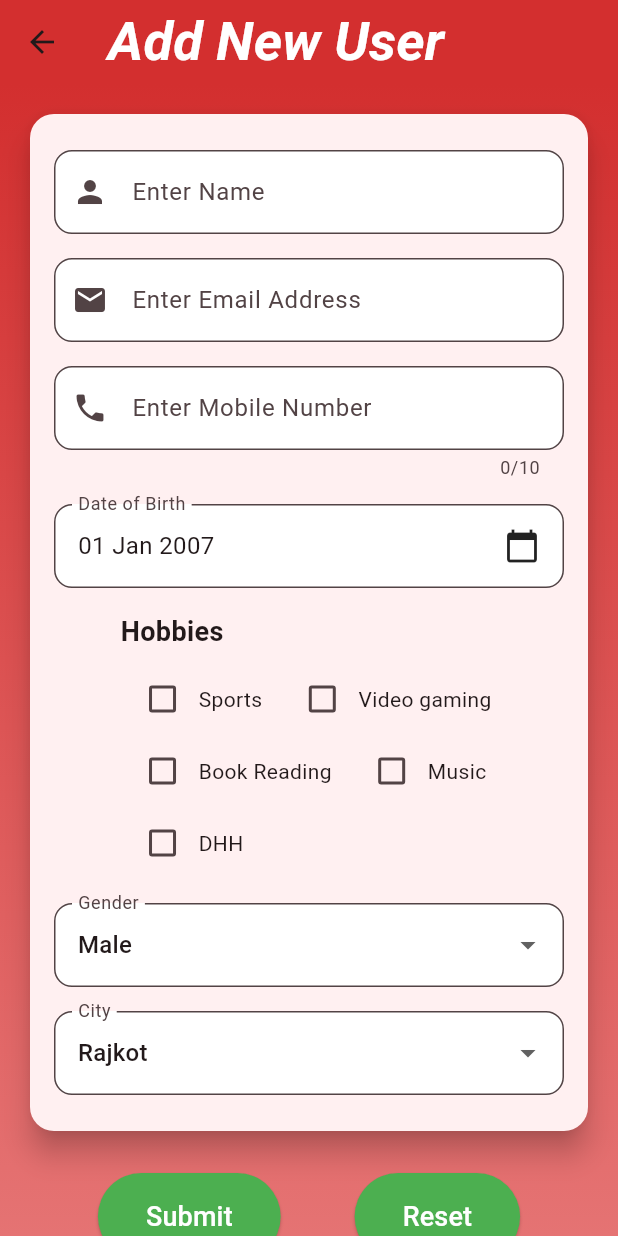
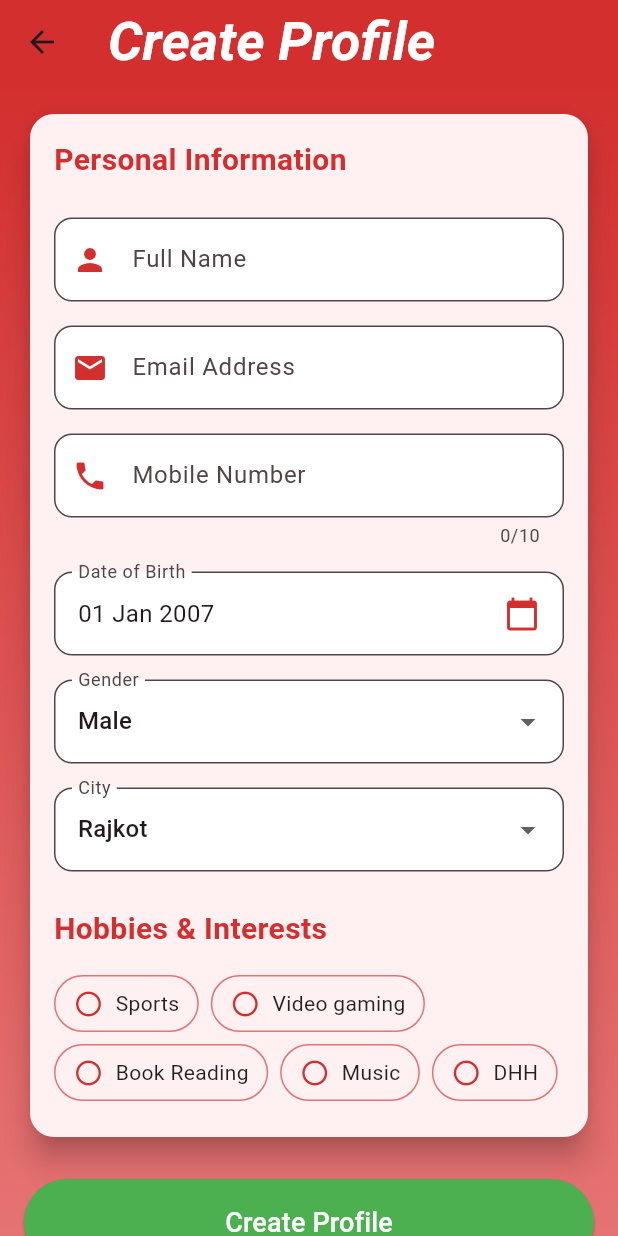
Before and after one commit to ombhut175/heart_bridge, a Flutter app: the screen it shows after launch, after a tap on "Add User", on a phone screen of 412 x 824 dp. Run offline on Flutter 3.47's test engine with Material 3 defaults, Android fonts, the phone set to English and light mode, and no system bars; our stand-ins replace flutter_staggered_animations, sqflite; accounts and stored records are empty; Roboto replaces fonts that are missing (Hind).

Commit message:
welcome screen and ui changes

```diff
--- a/lib/add_edit_user/add_edit_user_screen.dart
+++ b/lib/add_edit_user/add_edit_user_screen.dart
@@ -147,7 +147,7 @@ class _UserEntryPageState extends State<UserEntryPage> {
     return Scaffold(
       appBar: AppBar(
         title: Text(
-          isEditPage ? "Edit User" : "Add New User",
+          isEditPage ? "Edit Profile" : "Create Profile",
           style: TextStyle(
             fontWeight: FontWeight.bold,
             color: Colors.white,
@@ -179,29 +179,43 @@ class _UserEntryPageState extends State<UserEntryPage> {
                     child: Padding(
                       padding: const EdgeInsets.all(16.0),
                       child: Column(
+                        crossAxisAlignment: CrossAxisAlignment.start,
                         children: [
+                          Text(
+                            "Personal Information",
+                            style: TextStyle(
+                              fontSize: 20,
+                              fontWeight: FontWeight.bold,
+                              color: Colors.red.shade700,
+                            ),
+                          ),
+                          SizedBox(height: 16),
                           inputTextField(
-                            text: "Enter Name",
+                            text: "Full Name",
                             controller: nameController,
                             forWhatValue: "name",
                             regxPattern: r"^[a-zA-Z\s'-]{2,50}$",
                             icon: Icons.person,
+                            textInputType: TextInputType.text,
                             inputFormatters: [
-                              FilteringTextInputFormatter.deny(RegExp(r'\d')),
+                              FilteringTextInputFormatter.allow(
+                                  RegExp(r'[a-zA-Z\s]')),
                             ],
                           ),
                           inputTextField(
-                              text: "Enter Email Address",
+                            text: "Email Address",
                             controller: emailController,
                             forWhatValue: "Email",
                             regxPattern:
                                 r"^[a-zA-Z0-9._%+-]+@[a-zA-Z0-9.-]+\.[a-zA-Z]{2,}$",
                             icon: Icons.email,
+                            textInputType: TextInputType.emailAddress,
                             inputFormatters: [
                               FilteringTextInputFormatter.deny(RegExp(r'\s')),
-                              ]),
+                            ],
+                          ),
                           inputTextField(
-                            text: "Enter Mobile Number",
+                            text: "Mobile Number",
                             controller: mobileNumberController,
                             forWhatValue: "Mobile Number",
                             regxPattern: r"^\+?[0-9]{10,15}$",
@@ -213,54 +227,47 @@ class _UserEntryPageState extends State<UserEntryPage> {
                             maxLength: 10,
                           ),
                           buildDatePicker(),
-                          buildHobbiesSection(),
                           buildGenderDropdown(),
                           buildCityDropdown(),
+                          SizedBox(height: 16),
+                          Text(
+                            "Hobbies & Interests",
+                            style: TextStyle(
+                              fontSize: 20,
+                              fontWeight: FontWeight.bold,
+                              color: Colors.red.shade700,
+                            ),
+                          ),
+                          SizedBox(height: 8),
+                          buildHobbiesSection(),
                         ],
                       ),
                     ),
                   ),
                   SizedBox(height: 24),
-                  Row(
+                  LayoutBuilder(
+                    builder: (context, constraints) {
+                      if (constraints.maxWidth > 600) {
+                        // For wider screens, keep the buttons side by side
+                        return Row(
                           mainAxisAlignment: MainAxisAlignment.spaceEvenly,
                           children: [
-                      ElevatedButton(
-                        style: ElevatedButton.styleFrom(
-                          backgroundColor: Colors.green,
-                          padding: EdgeInsets.symmetric(
-                              horizontal: 32, vertical: 16),
-                          shape: RoundedRectangleBorder(
-                            borderRadius: BorderRadius.circular(30),
-                          ),
-                        ),
-                        onPressed: handleSubmitForm,
-                        child: Text(
-                          isEditPage ? "Update" : "Submit",
-                          style: const TextStyle(
-                            color: Colors.white,
-                            fontSize: 18,
-                          ),
-                        ),
-                      ),
-                      ElevatedButton(
-                        style: ElevatedButton.styleFrom(
-                          backgroundColor: Colors.green,
-                          padding: const EdgeInsets.symmetric(
-                              horizontal: 32, vertical: 16),
-                          shape: RoundedRectangleBorder(
-                            borderRadius: BorderRadius.circular(30),
-                          ),
-                        ),
-                        onPressed: resetForm,
-                        child: const Text(
-                          "Reset",
-                          style: TextStyle(
-                            color: Colors.white,
-                            fontSize: 18,
-                          ),
-                        ),
-                      ),
+                            _buildSubmitButton(),
+                            SizedBox(width: 16),
+                            _buildResetButton(),
                           ],
+                        );
+                      } else {
+                        // For narrower screens, stack the buttons vertically
+                        return Column(
+                          children: [
+                            _buildSubmitButton(),
+                            SizedBox(height: 16),
+                            _buildResetButton(),
+                          ],
+                        );
+                      }
+                    },
                   ),
                 ],
               ),
@@ -271,15 +278,16 @@ class _UserEntryPageState extends State<UserEntryPage> {
     );
   }
 
-  Widget inputTextField(
-      {required String text,
+  Widget inputTextField({
+    required String text,
     TextEditingController? controller,
     String? forWhatValue,
     String? regxPattern,
     IconData? icon,
     TextInputType? textInputType,
     List<TextInputFormatter>? inputFormatters,
-      int? maxLength}) {
+    int? maxLength,
+  }) {
     return Padding(
       padding: const EdgeInsets.symmetric(vertical: 8.0),
       child: TextFormField(
@@ -296,9 +304,14 @@ class _UserEntryPageState extends State<UserEntryPage> {
         decoration: InputDecoration(
           hintText: text,
           labelText: text,
-          prefixIcon: Icon(icon),
+          prefixIcon: Icon(icon, color: Colors.red.shade700),
           border: OutlineInputBorder(
             borderRadius: BorderRadius.circular(12),
+            borderSide: BorderSide(color: Colors.red.shade700),
+          ),
+          focusedBorder: OutlineInputBorder(
+            borderRadius: BorderRadius.circular(12),
+            borderSide: BorderSide(color: Colors.red.shade700, width: 2),
           ),
           filled: true,
           fillColor: Colors.white,
@@ -327,6 +340,17 @@ class _UserEntryPageState extends State<UserEntryPage> {
             initialDate: date ?? lastValidDate,
             firstDate: DateTime(today.year - 80),
             lastDate: lastValidDate,
+            builder: (BuildContext context, Widget? child) {
+              return Theme(
+                data: ThemeData.light().copyWith(
+                  primaryColor: Colors.red.shade700,
+                  colorScheme: ColorScheme.light(primary: Colors.red.shade700),
+                  buttonTheme:
+                      ButtonThemeData(textTheme: ButtonTextTheme.primary),
+                ),
+                child: child!,
+              );
+            },
           );
 
           if (pickedDate != null) {
@@ -341,6 +365,11 @@ class _UserEntryPageState extends State<UserEntryPage> {
             labelText: 'Date of Birth',
             border: OutlineInputBorder(
               borderRadius: BorderRadius.circular(12),
+              borderSide: BorderSide(color: Colors.red.shade700),
+            ),
+            focusedBorder: OutlineInputBorder(
+              borderRadius: BorderRadius.circular(12),
+              borderSide: BorderSide(color: Colors.red.shade700, width: 2),
             ),
             filled: true,
             fillColor: Colors.white,
@@ -354,7 +383,7 @@ class _UserEntryPageState extends State<UserEntryPage> {
                     : 'Select Date',
                 style: TextStyle(fontSize: 16),
               ),
-              Icon(Icons.calendar_today),
+              Icon(Icons.calendar_today, color: Colors.red.shade700),
             ],
           ),
         ),
@@ -365,23 +394,10 @@ class _UserEntryPageState extends State<UserEntryPage> {
   Widget buildHobbiesSection() {
     return Padding(
       padding: const EdgeInsets.symmetric(vertical: 8.0),
-      child: Column(
-        crossAxisAlignment: CrossAxisAlignment.start,
-        children: [
-          Text(
-            "Hobbies",
-            style: TextStyle(
-              fontSize: 18,
-              fontWeight: FontWeight.bold,
-            ),
-          ),
-          SizedBox(height: 8),
-          Wrap(
+      child: Wrap(
         spacing: 8.0,
-            runSpacing: 0.0,
+        runSpacing: 8.0,
         children: getCheckBox(),
-          ),
-        ],
       ),
     );
   }
@@ -391,7 +407,7 @@ class _UserEntryPageState extends State<UserEntryPage> {
       padding: const EdgeInsets.symmetric(vertical: 8.0),
       child: GestureDetector(
         onTap: () {
-          FocusScope.of(context).unfocus(); // Dismiss the keyboard
+          FocusScope.of(context).unfocus();
         },
         child: DropdownButtonFormField<String>(
           value: selectedGender,
@@ -410,6 +426,11 @@ class _UserEntryPageState extends State<UserEntryPage> {
             labelText: 'Gender',
             border: OutlineInputBorder(
               borderRadius: BorderRadius.circular(12),
+              borderSide: BorderSide(color: Colors.red.shade700),
+            ),
+            focusedBorder: OutlineInputBorder(
+              borderRadius: BorderRadius.circular(12),
+              borderSide: BorderSide(color: Colors.red.shade700, width: 2),
             ),
             filled: true,
             fillColor: Colors.white,
@@ -424,7 +445,7 @@ class _UserEntryPageState extends State<UserEntryPage> {
       padding: const EdgeInsets.symmetric(vertical: 8.0),
       child: GestureDetector(
         onTap: () {
-          FocusScope.of(context).unfocus(); // Dismiss the keyboard
+          FocusScope.of(context).unfocus();
         },
         child: DropdownButtonFormField<String>(
           value: selectedCity,
@@ -443,6 +464,11 @@ class _UserEntryPageState extends State<UserEntryPage> {
             labelText: 'City',
             border: OutlineInputBorder(
               borderRadius: BorderRadius.circular(12),
+              borderSide: BorderSide(color: Colors.red.shade700),
+            ),
+            focusedBorder: OutlineInputBorder(
+              borderRadius: BorderRadius.circular(12),
+              borderSide: BorderSide(color: Colors.red.shade700, width: 2),
             ),
             filled: true,
             fillColor: Colors.white,
@@ -455,25 +481,45 @@ class _UserEntryPageState extends State<UserEntryPage> {
   List<Widget> getCheckBox() {
     return hobbies.entries.map((entry) {
       return Container(
-        margin: const EdgeInsets.symmetric(horizontal: 4.0),
+        decoration: BoxDecoration(
+          border: Border.all(color: Colors.red.shade300),
+          borderRadius: BorderRadius.circular(20),
+        ),
+        child: InkWell(
+          onTap: () {
+            setState(() {
+              hobbies[entry.key] = hobbies[entry.key] == 1 ? 0 : 1;
+            });
+          },
+          child: Padding(
+            padding:
+                const EdgeInsets.symmetric(horizontal: 12.0, vertical: 8.0),
             child: Row(
               mainAxisSize: MainAxisSize.min,
               children: [
-            Checkbox(
-              value: entry.value == 1,
-              onChanged: (bool? value) {
-                setState(() {
-                  hobbies[entry.key] = value! ? 1 : 0;
-                });
-              },
+                Icon(
+                  hobbies[entry.key] == 1
+                      ? Icons.check_circle
+                      : Icons.circle_outlined,
+                  color: Colors.red.shade700,
+                  size: 20,
                 ),
-            Flexible(
-              child: Text(
+                SizedBox(width: 8),
+                Text(
                   entry.key,
-                style: const TextStyle(fontSize: 14),
+                  style: TextStyle(
+                    fontSize: 14,
+                    color: hobbies[entry.key] == 1
+                        ? Colors.red.shade700
+                        : Colors.black87,
+                    fontWeight: hobbies[entry.key] == 1
+                        ? FontWeight.bold
+                        : FontWeight.normal,
                   ),
                 ),
               ],
+            ),
+          ),
         ),
       );
     }).toList();
@@ -502,7 +548,63 @@ class _UserEntryPageState extends State<UserEntryPage> {
       });
 
       // Reset form validation state
-      _formKey.currentState?.reset();
+      // _formKey.currentState?.reset();
+
     });
   }
+
+  Widget _buildSubmitButton() {
+    return SizedBox(
+      width: double.infinity,
+      child: ElevatedButton(
+        style: ElevatedButton.styleFrom(
+          backgroundColor: Colors.green,
+          padding: EdgeInsets.symmetric(vertical: 16),
+          shape: RoundedRectangleBorder(
+            borderRadius: BorderRadius.circular(30),
+          ),
+        ),
+        onPressed: handleSubmitForm,
+        child: Text(
+          isEditPage ? "Update Profile" : "Create Profile",
+          style: const TextStyle(
+            color: Colors.white,
+            fontSize: 18,
+          ),
+        ),
+      ),
+    );
   }
+
+  Widget _buildResetButton() {
+    return SizedBox(
+      width: double.infinity,
+      child: ElevatedButton(
+        style: ElevatedButton.styleFrom(
+          backgroundColor: Colors.grey[300],
+          foregroundColor: Colors.red.shade700,
+          padding: const EdgeInsets.symmetric(vertical: 16),
+          shape: RoundedRectangleBorder(
+            borderRadius: BorderRadius.circular(30),
+          ),
+          elevation: 2,
+        ),
+        onPressed: resetForm,
+        child: const Row(
+          mainAxisAlignment: MainAxisAlignment.center,
+          children: [
+            Icon(Icons.refresh, size: 20),
+            SizedBox(width: 8),
+            Text(
+              "Reset",
+              style: TextStyle(
+                fontSize: 18,
+                fontWeight: FontWeight.bold,
+              ),
+            ),
+          ],
+        ),
+      ),
+    );
+  }
+}
--- /dev/null
+++ b/lib/design/welcome_screen.dart
@@ -0,0 +1,84 @@
+import 'dart:async';
+import 'package:flutter/material.dart';
+import 'package:matrimony_app/about_page/about_page.dart';
+import 'package:matrimony_app/dashboard/dashboard_screen.dart';
+import 'package:matrimony_app/database/my_database.dart';
+
+class WelcomeScreen extends StatefulWidget {
+  const WelcomeScreen({super.key});
+
+  @override
+  _WelcomeScreenState createState() => _WelcomeScreenState();
+}
+
+class _WelcomeScreenState extends State<WelcomeScreen> {
+  @override
+  void initState() {
+    super.initState();
+    Timer(const Duration(seconds: 3), () {
+      Navigator.pushReplacement(
+        context,
+        MaterialPageRoute(builder: (context) => FutureBuilder(
+          future: MyDatabase().initDatabase(),
+          builder: (context, snapshot) {
+            return snapshot.hasData
+                ? DashboardScreen()
+                : const Center(
+              child: CircularProgressIndicator(
+                valueColor: AlwaysStoppedAnimation<Color>(Color(0xFFE91E63)),
+              ),
+            );
+          },
+        )),
+      );
+    });
+  }
+
+  @override
+  Widget build(BuildContext context) {
+    return Scaffold(
+      backgroundColor: Colors.pink, // Change as per your theme
+      body: Center(
+        child: Column(
+          mainAxisAlignment: MainAxisAlignment.center,
+          children: [
+            Container(
+              decoration: BoxDecoration(
+                shape: BoxShape.circle,
+                boxShadow: [
+                  BoxShadow(
+                    color: Colors.black.withOpacity(0.2),
+                    spreadRadius: 5,
+                    blurRadius: 7,
+                    offset: const Offset(0, 3),
+                  ),
+                ],
+              ),
+              child: const CircleAvatar(
+                radius: 50,
+                backgroundColor: Colors.white,
+                child: Icon(Icons.favorite, size: 50, color: BaseColor.color),
+              ),
+            ),
+            const SizedBox(height: 16),
+            const Text(
+              'Matrimony App',
+              style: TextStyle(
+                fontSize: 28,
+                color: Colors.white,
+                fontWeight: FontWeight.bold,
+                shadows: [
+                  Shadow(
+                    blurRadius: 10.0,
+                    color: Colors.black26,
+                    offset: Offset(2.0, 2.0),
+                  ),
+                ],
+              ),
+            ),
+          ],
+        ),
+      ),
+    );
+  }
+}
--- a/lib/main.dart
+++ b/lib/main.dart
@@ -1,6 +1,7 @@
 import 'package:flutter/material.dart';
 import 'package:matrimony_app/dashboard/dashboard_screen.dart';
 import 'package:matrimony_app/database/my_database.dart';
+import 'package:matrimony_app/design/welcome_screen.dart';
 
 void main() {
   runApp(const MyApp());
@@ -21,7 +22,7 @@ class MyApp extends StatelessWidget {
           secondary: Color(0xFFFFC107),
         ),
         fontFamily: 'Roboto',
-        textTheme: TextTheme(
+        textTheme: const TextTheme(
           displayLarge: TextStyle(fontSize: 72.0, fontWeight: FontWeight.bold),
           titleLarge: TextStyle(fontSize: 36.0, fontStyle: FontStyle.italic),
           bodyMedium: TextStyle(fontSize: 14.0, fontFamily: 'Hind'),
@@ -36,18 +37,7 @@ class MyApp extends StatelessWidget {
           ),
         ),
       ),
-      home: FutureBuilder(
-        future: MyDatabase().initDatabase(),
-        builder: (context, snapshot) {
-          return snapshot.hasData
-              ? DashboardScreen()
-              : Center(
-            child: CircularProgressIndicator(
-              valueColor: AlwaysStoppedAnimation<Color>(Color(0xFFE91E63)),
-            ),
-          );
-        },
-      ),
+      home: const WelcomeScreen(),
     );
   }
 }
```
Lines whose indentation alone changed are shown as unchanged.
